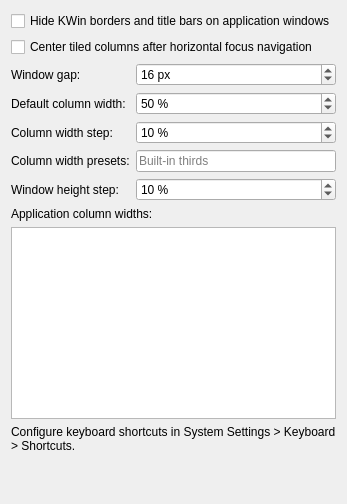
Qt form packaging/kwin-script/contents/ui/config.ui (kontonkara/driftile) before a commit.
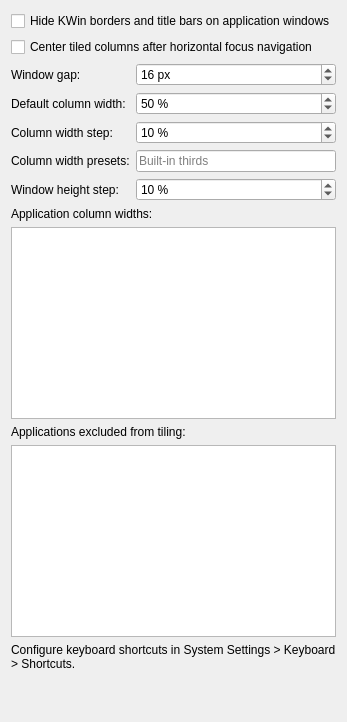
The same form after that commit.

Commit message: feat(settings): add application tiling exclusions

The edit to the form file:
```diff
--- a/packaging/kwin-script/contents/ui/config.ui
+++ b/packaging/kwin-script/contents/ui/config.ui
@@ -168,6 +168,32 @@
      </property>
     </widget>
    </item>
+   <item>
+    <widget class="QLabel" name="applicationTilingExclusionsLabel">
+     <property name="text">
+      <string>Applications excluded from tiling:</string>
+     </property>
+     <property name="buddy">
+      <cstring>kcfg_ApplicationTilingExclusions</cstring>
+     </property>
+    </widget>
+   </item>
+   <item>
+    <widget class="QPlainTextEdit" name="kcfg_ApplicationTilingExclusions">
+     <property name="toolTip">
+      <string>Enter one exact, case-sensitive desktop-file ID per line.</string>
+     </property>
+     <property name="whatsThis">
+      <string>Blank lines are ignored. Windows matching an exact desktop-file ID stay outside the tiled layout.</string>
+     </property>
+     <property name="minimumSize">
+      <size>
+       <width>0</width>
+       <height>120</height>
+      </size>
+     </property>
+    </widget>
+   </item>
    <item>
     <widget class="QLabel" name="shortcutConfigurationHint">
      <property name="text">
```
The commit also changes 26 other files.
